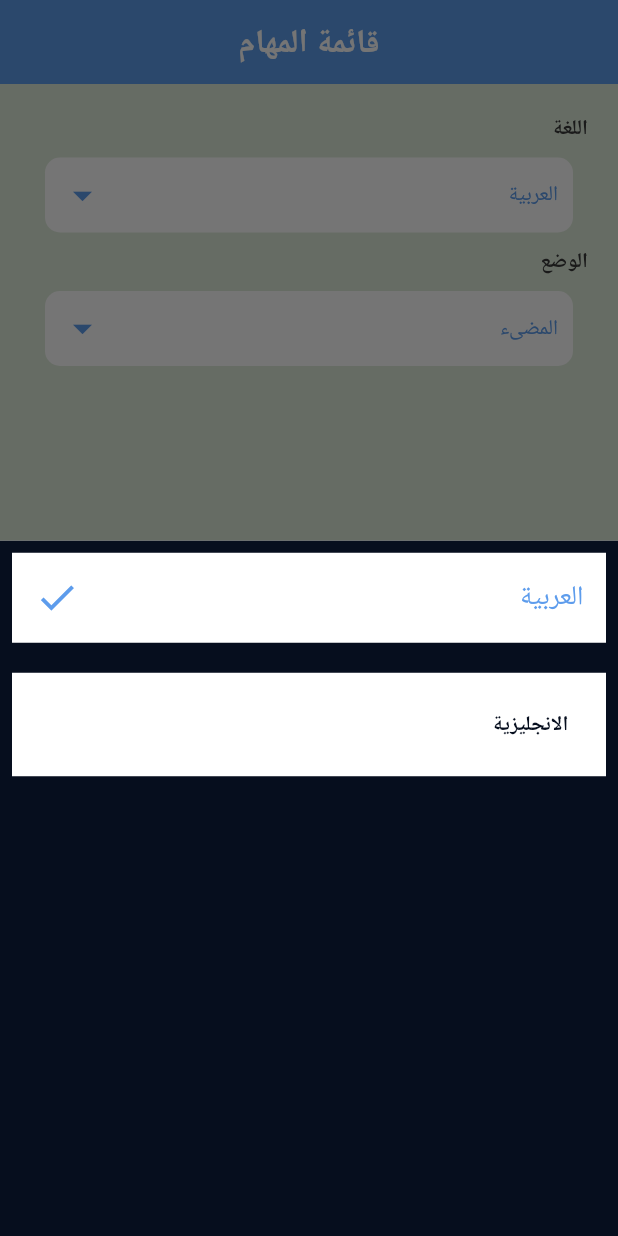
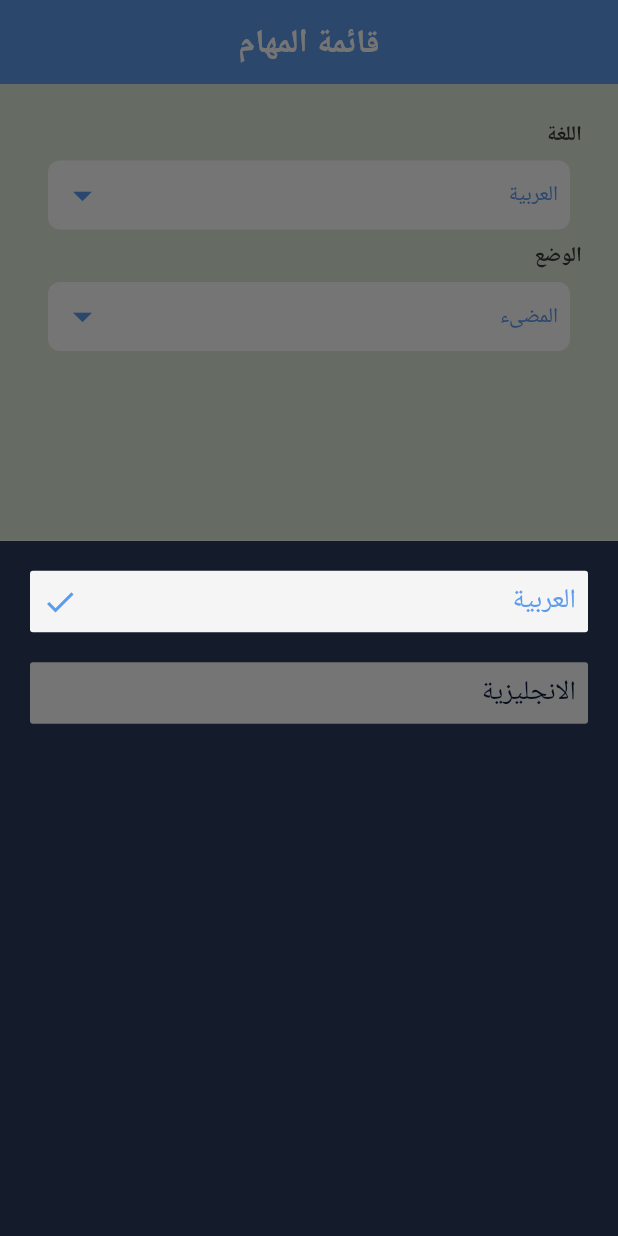
Before and after one commit to ibrahimzaher/todo_app, a Flutter app: the screen it shows after launch, item 2 of the bottom bar chosen, after a tap on "العربية", on a phone screen of 412 x 824 dp. Run offline on Flutter 3.47's test engine with Material 2 defaults, Android fonts, the phone set to English and light mode, and no system bars; our stand-ins replace calendar_timeline, cloud_firestore, firebase_core, flutter_slidable, shared_preferences; accounts and stored records are empty; generated files the repository leaves out were written again.

Commit message:
edit design settings tab and text-form-field

```diff
--- a/lib/modules/settings/language_bottom_sheet.dart
+++ b/lib/modules/settings/language_bottom_sheet.dart
@@ -12,7 +12,7 @@ class LanguageBottomSheet extends StatelessWidget {
   Widget build(BuildContext context) {
     var provider = Provider.of<LanguageProvider>(context);
     return Padding(
-      padding: const EdgeInsets.all(8.0),
+      padding: const EdgeInsets.all(20.0),
       child: Column(
         crossAxisAlignment: CrossAxisAlignment.start,
         children: [
@@ -41,10 +41,13 @@ Widget selectedWidget(String lang, context) {
     },
     child: Container(
       padding: const EdgeInsetsDirectional.all(
-        15,
+        8,
       ),
       decoration: BoxDecoration(
-        color: whiteColor,
+        borderRadius: BorderRadiusDirectional.circular(
+          2,
+        ),
+        color: Colors.grey.shade100,
       ),
       child: Row(
         mainAxisAlignment: MainAxisAlignment.spaceBetween,
@@ -57,7 +60,6 @@ Widget selectedWidget(String lang, context) {
           ),
           Icon(
             Icons.check,
-            size: 30,
             color: blueColor,
           ),
         ],
@@ -77,15 +79,21 @@ Widget unSelectedWidget(String lang, context) {
     },
     child: Container(
       padding: const EdgeInsetsDirectional.all(
-        25,
+        8,
+      ),
+      decoration: BoxDecoration(
+        borderRadius: BorderRadiusDirectional.circular(
+          2,
+        ),
+        color: Colors.grey.shade600,
       ),
       width: double.infinity,
-      color: Colors.white,
       child: Text(
         lang,
-        style: Theme.of(context).textTheme.headline2!.copyWith(
-              color: darkColor,
-            ),
+        style: Theme.of(context)
+            .textTheme
+            .headline4!
+            .copyWith(fontSize: 18, color: darkColor),
       ),
     ),
   );
--- a/lib/modules/settings/settings_tab.dart
+++ b/lib/modules/settings/settings_tab.dart
@@ -15,7 +15,8 @@ class SettingsTab extends StatelessWidget {
     var provider = Provider.of<ThemeProvider>(context);
     var providerLanguage = Provider.of<LanguageProvider>(context);
     return Container(
-      margin: const EdgeInsetsDirectional.all(20),
+      margin: const EdgeInsetsDirectional.all(12),
+      padding: const EdgeInsetsDirectional.all(12),
       child: Column(
         crossAxisAlignment: CrossAxisAlignment.start,
         children: [
@@ -24,12 +25,14 @@ class SettingsTab extends StatelessWidget {
             style: Theme.of(context).textTheme.headline2,
           ),
           Container(
-            margin: const EdgeInsetsDirectional.all(10),
-            padding: const EdgeInsetsDirectional.all(10),
+            margin: const EdgeInsetsDirectional.all(8),
+            padding: const EdgeInsetsDirectional.all(8),
             decoration: BoxDecoration(
               borderRadius:
-                  const BorderRadiusDirectional.all(Radius.circular(10)),
-              color: whiteColor,
+                  const BorderRadiusDirectional.all(Radius.circular(8)),
+              color: provider.themeMode == ThemeMode.light
+                  ? whiteColor
+                  : whiteColor.withOpacity(.1),
             ),
             child: InkWell(
               onTap: () {
@@ -59,12 +62,14 @@ class SettingsTab extends StatelessWidget {
             style: Theme.of(context).textTheme.headline2,
           ),
           Container(
-            margin: const EdgeInsetsDirectional.all(10),
-            padding: const EdgeInsetsDirectional.all(10),
+            margin: const EdgeInsetsDirectional.all(8),
+            padding: const EdgeInsetsDirectional.all(8),
             decoration: BoxDecoration(
               borderRadius:
-                  const BorderRadiusDirectional.all(Radius.circular(10)),
-              color: whiteColor,
+                  const BorderRadiusDirectional.all(Radius.circular(8)),
+              color: provider.themeMode == ThemeMode.light
+                  ? whiteColor
+                  : whiteColor.withOpacity(.1),
             ),
             child: InkWell(
               onTap: () {
@@ -96,14 +101,14 @@ class SettingsTab extends StatelessWidget {
   void showModeBottomSheet(BuildContext context) {
     showModalBottomSheet(
         context: context,
-        builder: (context) =>
-            Container(color: darkColor, child: const ModeBottomSheet()));
+        builder: (context) => Container(
+            color: darkColor.withOpacity(.94), child: const ModeBottomSheet()));
   }
 
   void showLanguageBottomSheet(BuildContext context) {
     showModalBottomSheet(
         context: context,
-        builder: (context) =>
-            Container(color: darkColor, child: LanguageBottomSheet()));
+        builder: (context) => Container(
+            color: darkColor.withOpacity(.94), child: LanguageBottomSheet()));
   }
 }
--- a/lib/modules/tasks/tasks_tab.dart
+++ b/lib/modules/tasks/tasks_tab.dart
@@ -80,6 +80,7 @@ class _TasksTabState extends State<TasksTab> {
                 );
               }
               return ListView.separated(
+                physics: const BouncingScrollPhysics(),
                 separatorBuilder: (context, index) => const Divider(
                   color: Colors.transparent,
                 ),
--- a/lib/shared/components/my_text_form_field.dart
+++ b/lib/shared/components/my_text_form_field.dart
@@ -20,6 +20,9 @@ class MyTextFormField extends StatelessWidget {
       decoration: InputDecoration(
         hintText: hintText,
         hintStyle: Theme.of(context).textTheme.bodyText1,
+        enabledBorder: const UnderlineInputBorder(
+          borderSide: BorderSide(style: BorderStyle.solid, color: Colors.grey),
+        ),
       ),
       style: Theme.of(context).textTheme.headline6,
       validator: (value) {
```
Also changed, not shown: lib/modules/settings/mode_bottom_sheet.dart (+15 -7 lines).
